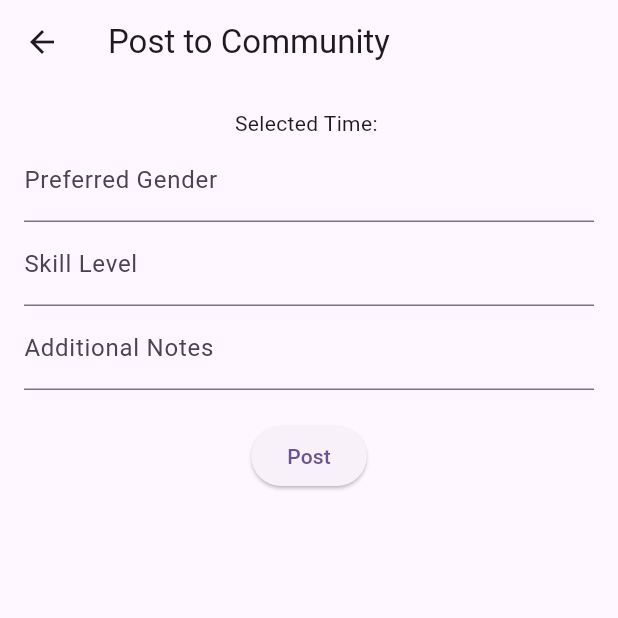
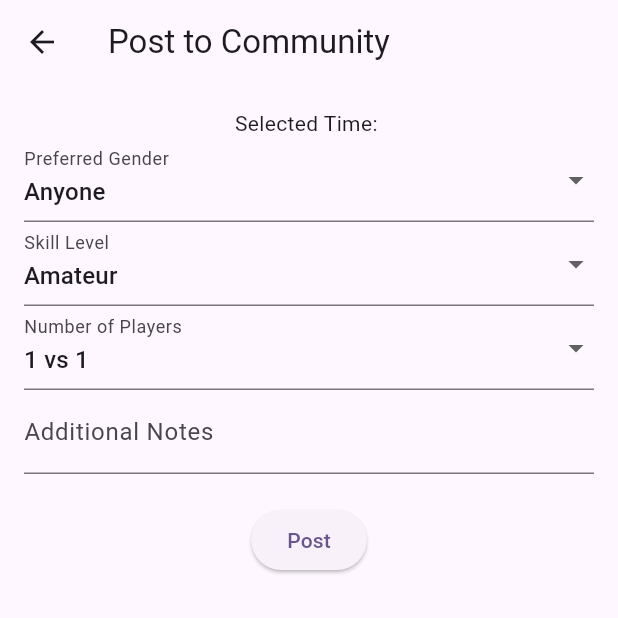
Before and after one commit to Yogasandhy/badminton_app, a Flutter app: the CommunityPostScreen screen opened directly with empty values, on a phone screen of 412 x 824 dp, the top half of it. Run offline on Flutter 3.47's test engine with Material 3 defaults, Android fonts, the phone set to English and light mode, and no system bars; our stand-ins replace cloud_firestore, firebase_auth, firebase_core; accounts and stored records are empty.

Commit message:
Community Screen

```diff
--- a/lib/menu/BottomNavBar.dart
+++ b/lib/menu/BottomNavBar.dart
@@ -1,6 +1,7 @@
 import 'package:flutter/material.dart';
 import 'package:ta_bultang/menu/CommunityScreen.dart';
 import 'HomeScreen.dart';
+import 'package:ta_bultang/profile/ProfileScreen.dart';
 
 class BottomNavBar extends StatefulWidget {
   const BottomNavBar({super.key});
@@ -16,7 +17,7 @@ class _BottomNavBarState extends State<BottomNavBar> {
     Homescreen(username: 'User'),  // Nanti kita akan ubah ini untuk mengambil username dari provider
     CommunityScreen(),
     Center(child: Text('Booking Screen')),
-    Center(child: Text('Profile Screen')),
+    ProfileScreen(),  // Navigate to ProfileScreen
   ];
 
   @override
--- a/lib/menu/CommunityPostScreen.dart
+++ b/lib/menu/CommunityPostScreen.dart
@@ -1,6 +1,7 @@
 import 'package:cloud_firestore/cloud_firestore.dart';
 import 'package:flutter/material.dart';
 import 'package:provider/provider.dart';
+import 'package:ta_bultang/menu/BottomNavBar.dart';
 import 'CommunityProvider.dart';
 
 class CommunityPostScreen extends StatelessWidget {
@@ -16,9 +17,9 @@ class CommunityPostScreen extends StatelessWidget {
 
   @override
   Widget build(BuildContext context) {
-    final TextEditingController genderController = TextEditingController();
-    final TextEditingController levelController = TextEditingController();
     final TextEditingController noteController = TextEditingController();
+    String selectedGender = 'Anyone';
+    String selectedLevel = 'Amateur';
 
     return Scaffold(
       appBar: AppBar(
@@ -29,13 +30,44 @@ class CommunityPostScreen extends StatelessWidget {
         child: Column(
           children: [
             Text('Selected Time: $time'),
-            TextField(
-              controller: genderController,
+            DropdownButtonFormField<String>(
+              value: selectedGender,
+              items: ['Male', 'Female', 'Anyone'].map((String value) {
+                return DropdownMenuItem<String>(
+                  value: value,
+                  child: Text(value),
+                );
+              }).toList(),
+              onChanged: (newValue) {
+                selectedGender = newValue!;
+              },
               decoration: InputDecoration(labelText: 'Preferred Gender'),
             ),
-            TextField(
-              controller: levelController,
+            DropdownButtonFormField<String>(
+              value: selectedLevel,
+              items: ['Amateur', 'Medium', 'Professional'].map((String value) {
+                return DropdownMenuItem<String>(
+                  value: value,
+                  child: Text(value),
+                );
+              }).toList(),
+              onChanged: (newValue) {
+                selectedLevel = newValue!;
+              },
               decoration: InputDecoration(labelText: 'Skill Level'),
+            ),
+            DropdownButtonFormField<int>(
+              value: 2,
+              items: [2, 4].map((int value) {
+                return DropdownMenuItem<int>(
+                  value: value,
+                  child: Text('${value ~/ 2} vs ${value ~/ 2}'),
+                );
+              }).toList(),
+              onChanged: (newValue) {
+                // Handle player count selection
+              },
+              decoration: InputDecoration(labelText: 'Number of Players'),
             ),
             TextField(
               controller: noteController,
@@ -43,22 +75,26 @@ class CommunityPostScreen extends StatelessWidget {
             ),
             SizedBox(height: 20),
             ElevatedButton(
-              onPressed: () {
+              onPressed: () async {
                 final postData = {
                   'lapanganId': lapanganId,
                   'date': date,
                   'time': time,
-                  'gender': genderController.text,
-                  'level': levelController.text,
+                  'gender': selectedGender,
+                  'level': selectedLevel,
                   'note': noteController.text,
                   'createdAt': FieldValue.serverTimestamp(),
+                  'playerCount': 4, // Update player count to reflect 2 vs 2
+                  'joinedPlayers': [], // Initialize joined players list
                 };
-                Provider.of<CommunityProvider>(context, listen: false)
+                await Provider.of<CommunityProvider>(context, listen: false)
                     .addCommunityPost(postData);
                 ScaffoldMessenger.of(context).showSnackBar(
                   SnackBar(content: Text('Posted to community!')),
                 );
-                Navigator.of(context).pop();
+                Navigator.of(context).pushReplacement(
+                  MaterialPageRoute(builder: (context) => BottomNavBar()),
+                );
               },
               child: Text('Post'),
             ),
```
Also changed, not shown: lib/auth/LoginScreen.dart (+6 -2 lines), lib/menu/CommunityCard.dart (+18 -0 lines), lib/menu/CommunityDetailScreen.dart (added, +89 -0 lines), lib/menu/CommunityProvider.dart (+29 -1 lines), lib/menu/CommunityScreen.dart (+59 -7 lines), lib/menu/HomeScreen.dart (+0 -7 lines), lib/profile/ProfileScreen.dart (added, +59 -0 lines), lib/history/HistoryCard.dart (added), lib/history/HistoryProvider.dart (added), lib/history/HistoryScreen.dart (added).
